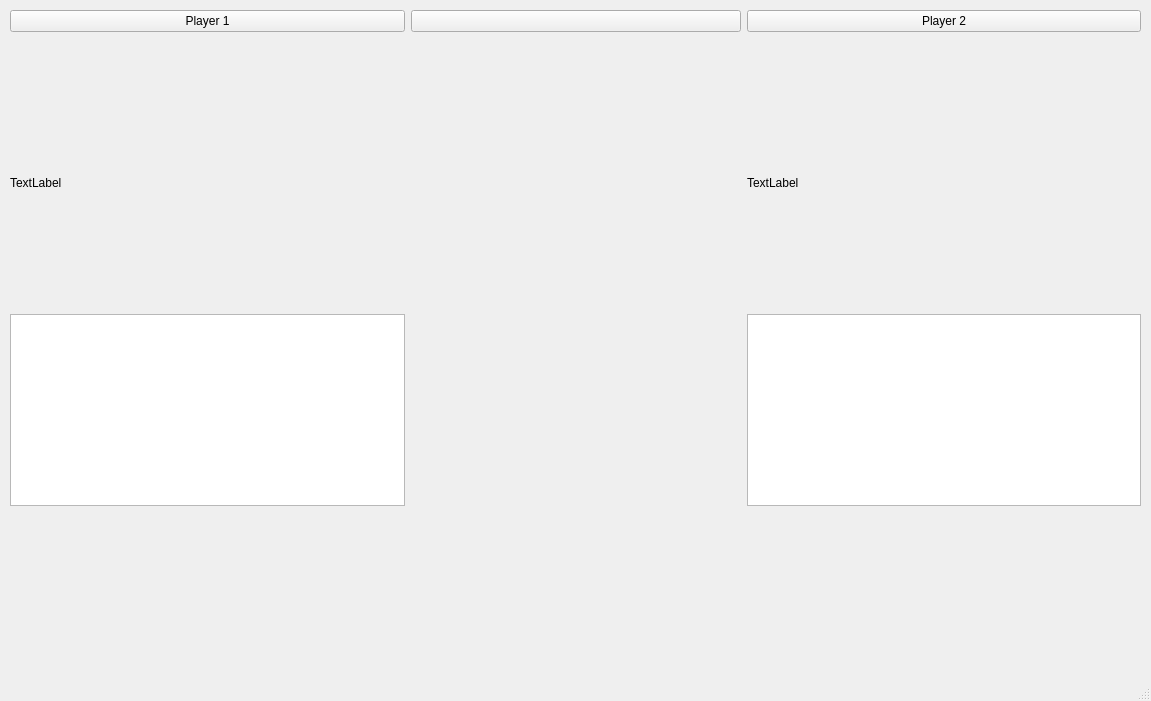
The window that app.ui (Iliaroz/TicTacToe) describes before a commit, drawn with Qt 5.
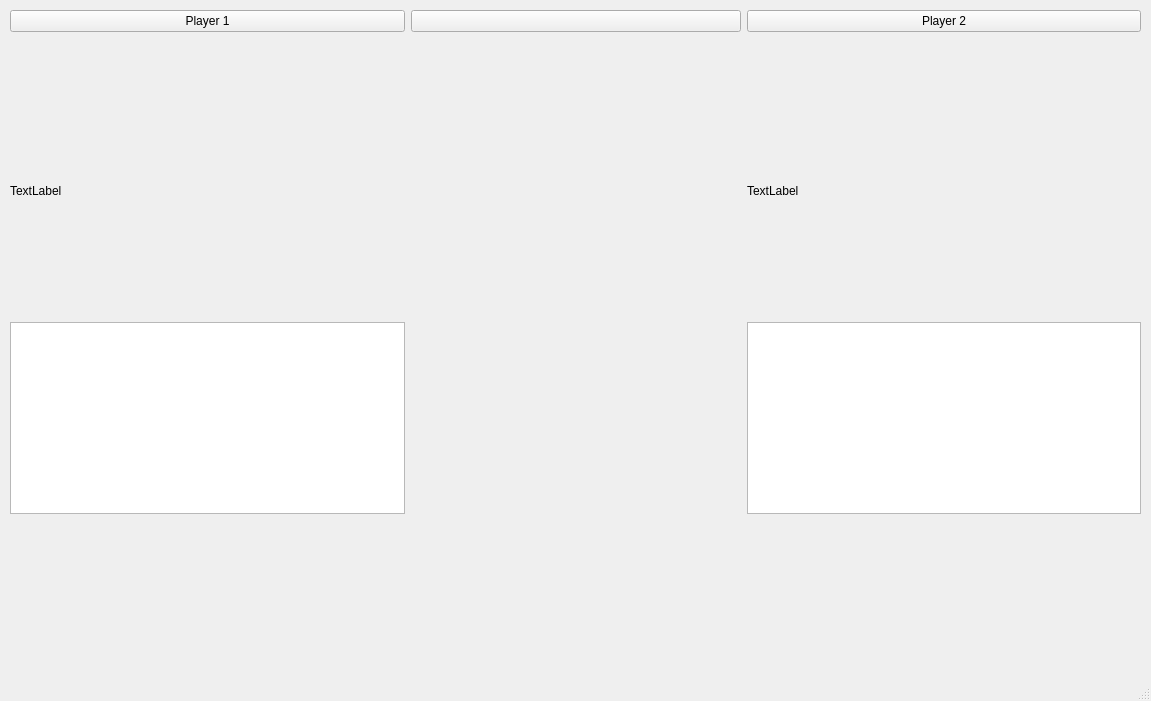
The same window after the commit.

Commit message: [+++] Start / Stop game

```diff
--- a/app.ui
+++ b/app.ui
@@ -47,6 +47,11 @@
      </item>
      <item row="2" column="2">
       <widget class="QLabel" name="lblPlayer2status">
+       <property name="font">
+        <font>
+         <pointsize>14</pointsize>
+        </font>
+       </property>
        <property name="text">
         <string/>
        </property>
@@ -92,6 +97,11 @@
      </item>
      <item row="2" column="0">
       <widget class="QLabel" name="lblPlayer1status">
+       <property name="font">
+        <font>
+         <pointsize>14</pointsize>
+        </font>
+       </property>
        <property name="text">
         <string/>
        </property>
@@ -121,6 +131,11 @@
      </item>
      <item row="2" column="1">
       <widget class="QLabel" name="lblGameStatus">
+       <property name="font">
+        <font>
+         <pointsize>14</pointsize>
+        </font>
+       </property>
        <property name="text">
         <string/>
        </property>
```
The commit also changes 1 other file.
